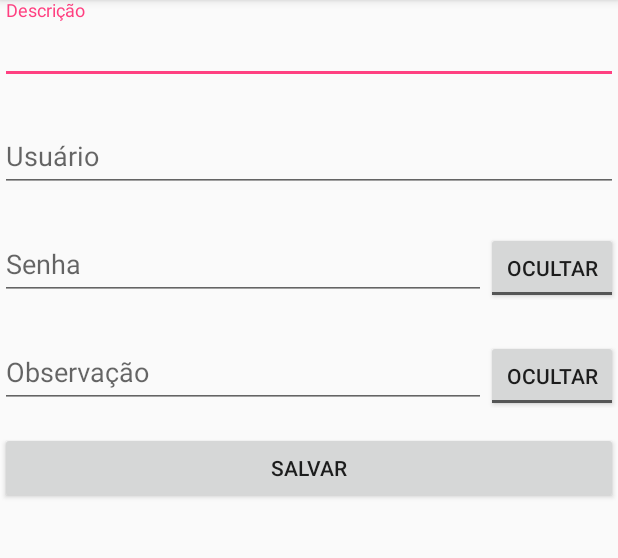
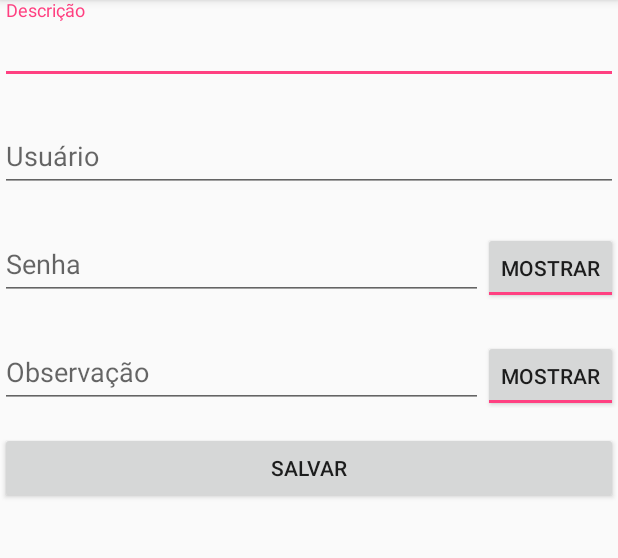
Before and after one commit to FlorencioNatan/hipocampo, an Android app: the fragment PasswordFragment shown on its own in the app's theme, on a phone screen of 412 x 824 dp, the part 84-642 px from its top. Run offline under Robolectric (Android 15) with nearby library versions, the phone set to English and light mode, and no system bars.

Commit message:
Add show and hide functionality to password and observation
modified:   app/src/main/java/example/com/hipocampo/fragments/PasswordFragment.java
modified:   app/src/main/res/layout/fragment_password.xml

```diff
--- a/app/src/main/java/example/com/hipocampo/fragments/PasswordFragment.java
+++ b/app/src/main/java/example/com/hipocampo/fragments/PasswordFragment.java
@@ -2,12 +2,15 @@ package example.com.hipocampo.fragments;
 
 import android.os.Bundle;
 import android.support.v4.app.Fragment;
+import android.text.InputType;
 import android.view.LayoutInflater;
 import android.view.View;
 import android.view.ViewGroup;
 import android.widget.Button;
+import android.widget.CompoundButton;
 import android.widget.EditText;
 import android.widget.LinearLayout;
+import android.widget.ToggleButton;
 
 import com.google.gson.Gson;
 
@@ -63,6 +66,29 @@ public class PasswordFragment extends Fragment {
             setupUiInsert(view);
         else
             setupUiEdit(view);
+        ToggleButton tBPassword = (ToggleButton) view.findViewById(R.id.show_password);
+        tBPassword.setOnCheckedChangeListener(new CompoundButton.OnCheckedChangeListener() {
+            @Override
+            public void onCheckedChanged(CompoundButton compoundButton, boolean b) {
+                if (b) {
+                    password.setInputType(InputType.TYPE_CLASS_TEXT | InputType.TYPE_TEXT_VARIATION_PASSWORD);
+                }else {
+                    password.setInputType(InputType.TYPE_CLASS_TEXT);
+                }
+            }
+        });
+
+        ToggleButton tBObservation = (ToggleButton) view.findViewById(R.id.show_observation);
+        tBObservation.setOnCheckedChangeListener(new CompoundButton.OnCheckedChangeListener() {
+            @Override
+            public void onCheckedChanged(CompoundButton compoundButton, boolean b) {
+                if (b) {
+                    observation.setInputType(InputType.TYPE_CLASS_TEXT | InputType.TYPE_TEXT_VARIATION_PASSWORD);
+                }else {
+                    observation.setInputType(InputType.TYPE_CLASS_TEXT);
+                }
+            }
+        });
         return view;
     }
 
--- a/app/src/main/res/layout/fragment_password.xml
+++ b/app/src/main/res/layout/fragment_password.xml
@@ -39,14 +39,16 @@
                 android:id="@+id/password"
                 android:layout_width="match_parent"
                 android:layout_height="wrap_content"
-                android:hint="@string/password" />
+                android:hint="@string/password"
+                android:inputType="textPassword"/>
         </android.support.design.widget.TextInputLayout>
         <ToggleButton
             android:id="@+id/show_password"
             android:layout_width="wrap_content"
             android:layout_height="wrap_content"
             android:textOn="@string/show"
-            android:textOff="@string/hide"/>
+            android:textOff="@string/hide"
+            android:checked="true"/>
     </LinearLayout>
 
     <LinearLayout
@@ -62,14 +64,16 @@
                 android:id="@+id/observation"
                 android:layout_width="match_parent"
                 android:layout_height="wrap_content"
-                android:hint="@string/observation" />
+                android:hint="@string/observation"
+                android:inputType="textPassword"/>
         </android.support.design.widget.TextInputLayout>
         <ToggleButton
             android:id="@+id/show_observation"
             android:layout_width="wrap_content"
             android:layout_height="wrap_content"
             android:textOn="@string/show"
-            android:textOff="@string/hide"/>
+            android:textOff="@string/hide"
+            android:checked="true"/>
     </LinearLayout>
 
     <LinearLayout
```
